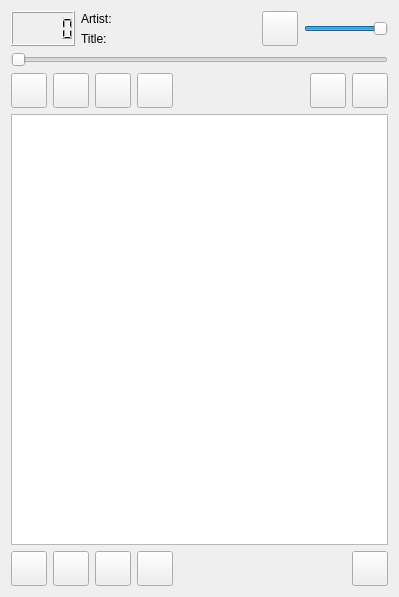
The window that src/qompmainwin.ui (qomp/qomp) describes before a commit, drawn with Qt 5.
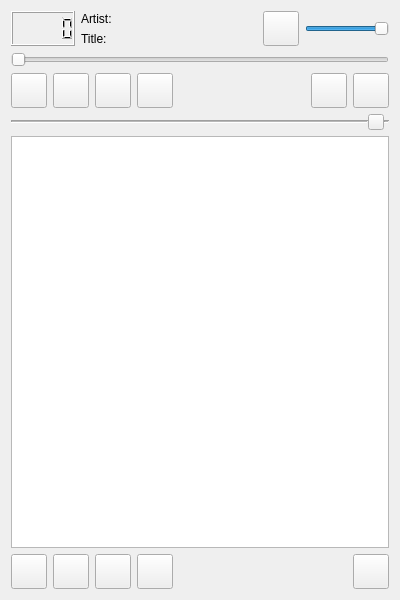
The same window after the commit. Icons and pictures are not drawn. Custom widgets are drawn as their Qt base class.

Patch:
```diff
--- a/src/qompmainwin.ui
+++ b/src/qompmainwin.ui
@@ -6,10 +6,16 @@
    <rect>
     <x>0</x>
     <y>0</y>
-    <width>399</width>
-    <height>597</height>
+    <width>400</width>
+    <height>600</height>
    </rect>
   </property>
+  <property name="maximumSize">
+   <size>
+    <width>16777215</width>
+    <height>16777215</height>
+   </size>
+  </property>
   <property name="contextMenuPolicy">
    <enum>Qt::CustomContextMenu</enum>
   </property>
@@ -25,6 +31,9 @@
   </property>
   <widget class="QWidget" name="centralWidget">
    <layout class="QVBoxLayout" name="verticalLayout">
+    <property name="spacing">
+     <number>6</number>
+    </property>
     <item>
      <layout class="QHBoxLayout" name="horizontalLayout">
       <item>
@@ -320,8 +329,79 @@
       </item>
      </layout>
     </item>
+    <item>
+     <layout class="QHBoxLayout" name="horizontalLayout_3">
+      <property name="spacing">
+       <number>0</number>
+      </property>
+      <item>
+       <widget class="Line" name="line">
+        <property name="lineWidth">
+         <number>1</number>
+        </property>
+        <property name="midLineWidth">
+         <number>1</number>
+        </property>
+        <property name="orientation">
+         <enum>Qt::Horizontal</enum>
+        </property>
+       </widget>
+      </item>
+      <item>
+       <widget class="QToolButton" name="tb_showPlaylist">
+        <property name="maximumSize">
+         <size>
+          <width>16</width>
+          <height>16</height>
+         </size>
+        </property>
+        <property name="text">
+         <string/>
+        </property>
+        <property name="icon">
+         <iconset resource="qomp.qrc">
+          <normaloff>:/icons/arrow-down</normaloff>:/icons/arrow-down</iconset>
+        </property>
+        <property name="iconSize">
+         <size>
+          <width>16</width>
+          <height>16</height>
+         </size>
+        </property>
+       </widget>
+      </item>
+      <item>
+       <widget class="Line" name="line_2">
+        <property name="sizePolicy">
+         <sizepolicy hsizetype="Fixed" vsizetype="Fixed">
+          <horstretch>0</horstretch>
+          <verstretch>0</verstretch>
+         </sizepolicy>
+        </property>
+        <property name="minimumSize">
+         <size>
+          <width>5</width>
+          <height>0</height>
+         </size>
+        </property>
+        <property name="midLineWidth">
+         <number>1</number>
+        </property>
+        <property name="orientation">
+         <enum>Qt::Horizontal</enum>
+        </property>
+       </widget>
+      </item>
+     </layout>
+    </item>
     <item>
      <widget class="QompPlaylistView" name="playList">
+      <property name="maximumSize">
+       <size>
+        <width>16777215</width>
+        <height>16777215</height>
+       </size>
+      </property>
       <property name="contextMenuPolicy">
        <enum>Qt::CustomContextMenu</enum>
       </property>
```
Left out of the diff: 3 changed lines with no effect on the pictures.
